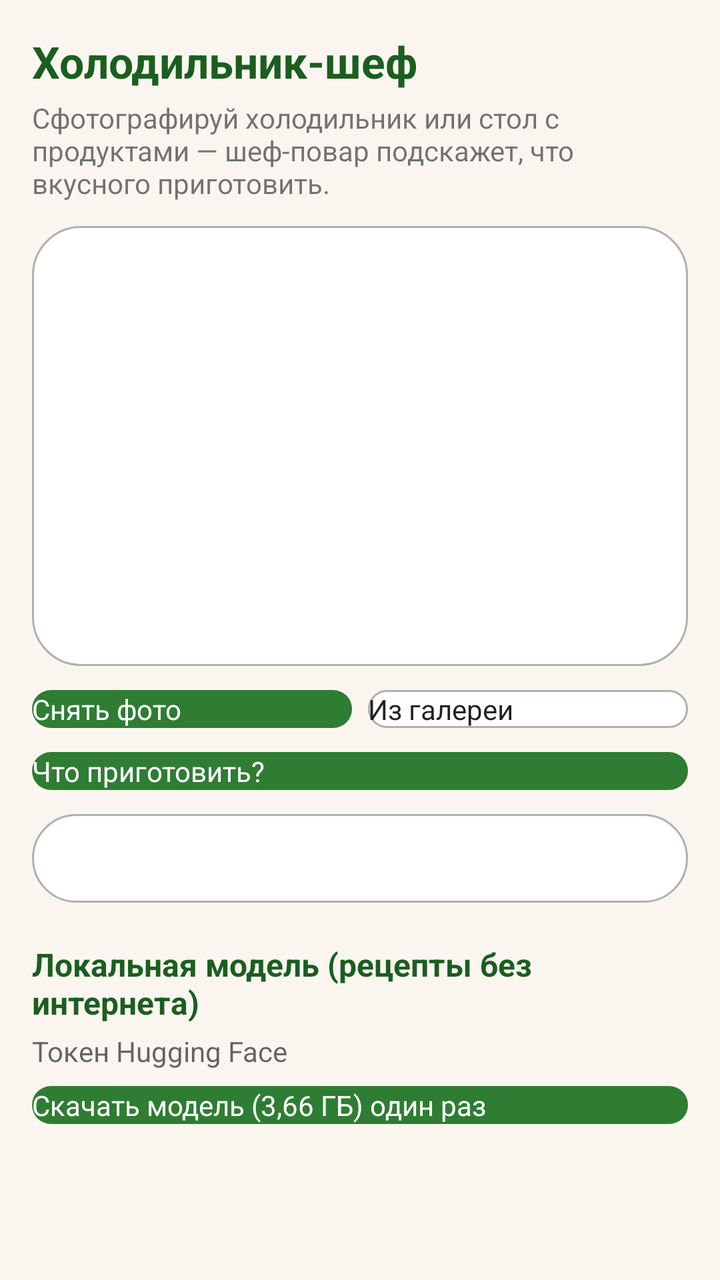
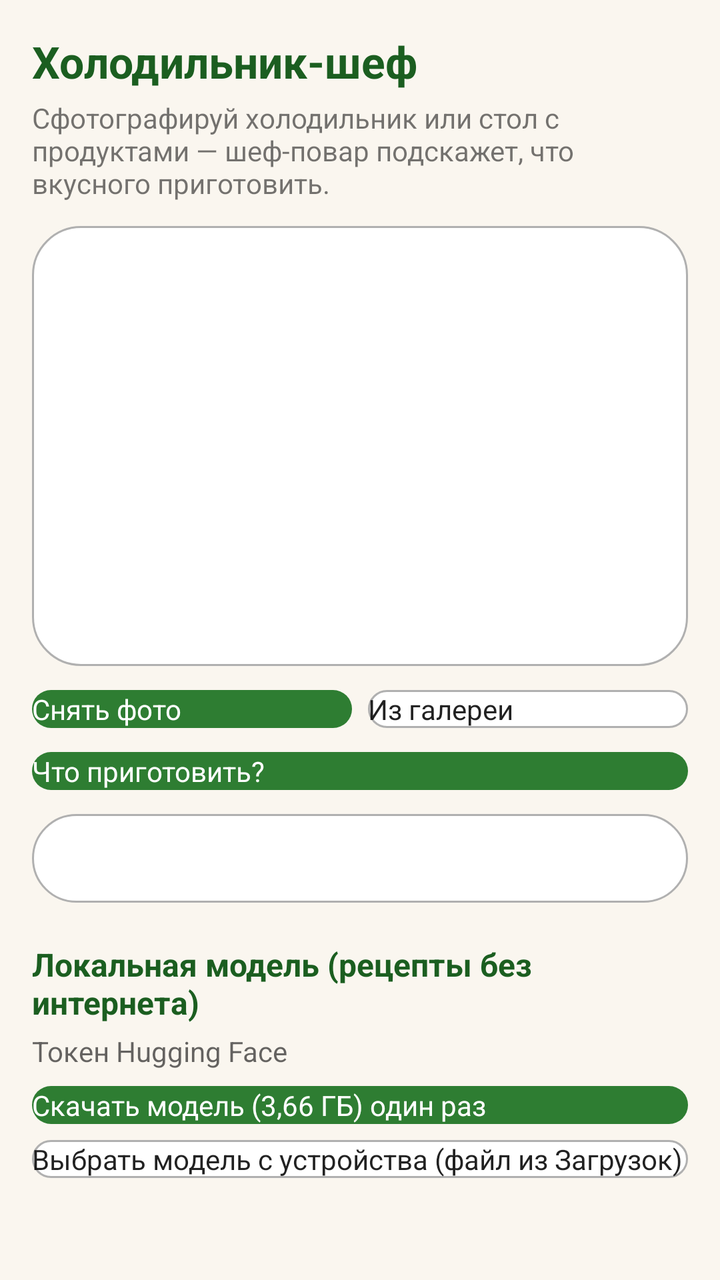

The first picture is an Android layout as it rendered before a commit; the second is the same layout after the commit. The layout source and the unified diff follow.
<!-- AndroidManifest.xml: application theme AppTheme -->
<!-- res/layout/activity_main.xml -->
<?xml version="1.0" encoding="utf-8"?>
<ScrollView xmlns:android="http://schemas.android.com/apk/res/android"
    android:layout_width="match_parent"
    android:layout_height="match_parent">

    <LinearLayout
        android:layout_width="match_parent"
        android:layout_height="wrap_content"
        android:orientation="vertical"
        android:padding="16dp">

        <TextView
            android:layout_width="match_parent"
            android:layout_height="wrap_content"
            android:textSize="22sp"
            android:textStyle="bold"
            android:textColor="#1B5E20"
            android:text="@string/app_name" />

        <TextView
            android:id="@+id/tvHint"
            android:layout_width="match_parent"
            android:layout_height="wrap_content"
            android:layout_marginTop="4dp"
            android:text="Сфотографируй холодильник или стол с продуктами — шеф-повар подскажет, что вкусного приготовить."
            android:textSize="14sp" />

        <ImageView
            android:id="@+id/ivPreview"
            android:layout_width="match_parent"
            android:layout_height="220dp"
            android:layout_marginTop="12dp"
            android:scaleType="centerCrop"
            android:contentDescription="Фото продуктов"
            android:background="@drawable/btn_secondary" />

        <LinearLayout
            android:layout_width="match_parent"
            android:layout_height="wrap_content"
            android:layout_marginTop="12dp"
            android:orientation="horizontal">

            <Button
                android:id="@+id/btnCamera"
                android:layout_width="0dp"
                android:layout_height="wrap_content"
                android:layout_weight="1"
                android:text="Снять фото"
                android:background="@drawable/btn_primary"
                android:textColor="#FFFFFF"
                android:textAllCaps="false" />

            <Space
                android:layout_width="8dp"
                android:layout_height="1dp" />

            <Button
                android:id="@+id/btnGallery"
                android:layout_width="0dp"
                android:layout_height="wrap_content"
                android:layout_weight="1"
                android:text="Из галереи"
                android:background="@drawable/btn_secondary"
                android:textAllCaps="false" />
        </LinearLayout>

        <Button
            android:id="@+id/btnAsk"
            android:layout_width="match_parent"
            android:layout_height="wrap_content"
            android:layout_marginTop="12dp"
            android:text="Что приготовить?"
            android:textColor="#FFFFFF"
            android:textAllCaps="false"
            android:background="@drawable/btn_primary" />

        <ProgressBar
            android:id="@+id/progress"
            android:layout_width="wrap_content"
            android:layout_height="wrap_content"
            android:layout_gravity="center_horizontal"
            android:layout_marginTop="12dp"
            android:visibility="gone" />

        <TextView
            android:id="@+id/tvResult"
            android:layout_width="match_parent"
            android:layout_height="wrap_content"
            android:layout_marginTop="12dp"
            android:padding="12dp"
            android:textSize="15sp"
            android:lineSpacingExtra="3dp"
            android:background="@drawable/btn_secondary" />

        <TextView
            android:layout_width="match_parent"
            android:layout_height="wrap_content"
            android:layout_marginTop="20dp"
            android:text="Локальная модель (рецепты без интернета)"
            android:textSize="16sp"
            android:textStyle="bold"
            android:textColor="#1B5E20" />

        <EditText
            android:id="@+id/etToken"
            android:layout_width="match_parent"
            android:layout_height="wrap_content"
            android:layout_marginTop="4dp"
            android:hint="Токен Hugging Face"
            android:inputType="textVisiblePassword"
            android:textSize="14sp" />

        <Button
            android:id="@+id/btnDownload"
            android:layout_width="match_parent"
            android:layout_height="wrap_content"
            android:layout_marginTop="8dp"
            android:text="Скачать модель (3,66 ГБ) один раз"
            android:textColor="#FFFFFF"
            android:textAllCaps="false"
            android:background="@drawable/btn_primary" />

        <ProgressBar
            android:id="@+id/pbModel"
            android:layout_width="match_parent"
            android:layout_height="wrap_content"
            android:layout_marginTop="8dp"
            android:visibility="gone"
            style="?android:attr/progressBarStyleHorizontal" />

        <TextView
            android:id="@+id/tvModelStatus"
            android:layout_width="match_parent"
            android:layout_height="wrap_content"
            android:layout_marginTop="4dp"
            android:textSize="13sp" />
    </LinearLayout>
</ScrollView>
<!-- resources referenced by this layout -->
<resources>
  <!-- drawable btn_primary (drawable) -->
  <?xml version="1.0" encoding="utf-8"?>
  <shape xmlns:android="http://schemas.android.com/apk/res/android"
      android:shape="rectangle">
      <corners android:radius="24dp" />
      <solid android:color="#2E7D32" />
  </shape>
  <!-- drawable btn_secondary (drawable) -->
  <?xml version="1.0" encoding="utf-8"?>
  <shape xmlns:android="http://schemas.android.com/apk/res/android"
      android:shape="rectangle">
      <corners android:radius="24dp" />
      <solid android:color="#FFFFFF" />
      <stroke android:width="1dp" android:color="#B0B0B0" />
  </shape>
  <string name="app_name">Холодильник-шеф</string>
  <style name="AppTheme" parent="android:Theme.Material.Light">
          <item name="android:colorPrimary">#2E7D32</item>
          <item name="android:colorPrimaryDark">#1B5E20</item>
          <item name="android:colorAccent">#FF8F00</item>
          <item name="android:windowBackground">#FAF6EF</item>
      </style>
</resources>

<!-- the commit's change to res/layout/activity_main.xml (unified diff, before → after) -->
@@ -120,6 +120,15 @@
             android:textAllCaps="false"
             android:background="@drawable/btn_primary" />
 
+        <Button
+            android:id="@+id/btnPickModel"
+            android:layout_width="match_parent"
+            android:layout_height="wrap_content"
+            android:layout_marginTop="8dp"
+            android:text="Выбрать модель с устройства (файл из Загрузок)"
+            android:textAllCaps="false"
+            android:background="@drawable/btn_secondary" />
+
         <ProgressBar
             android:id="@+id/pbModel"
             android:layout_width="match_parent"
